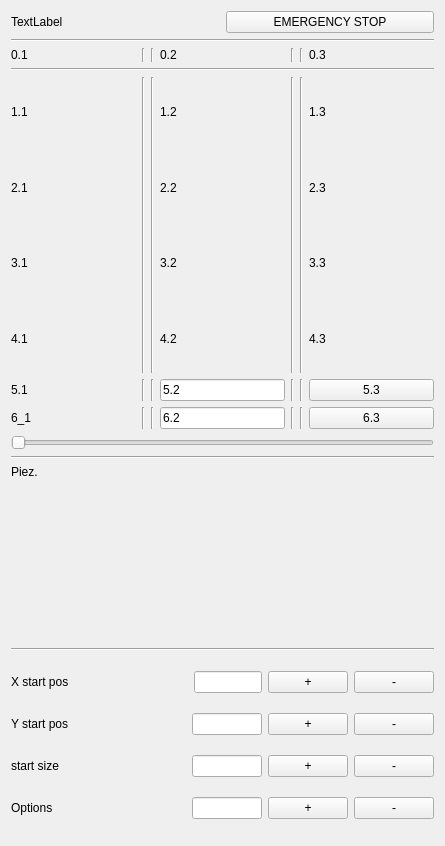
Qt form widgetservice.ui (kasarkonic/Sauka1) before a commit.
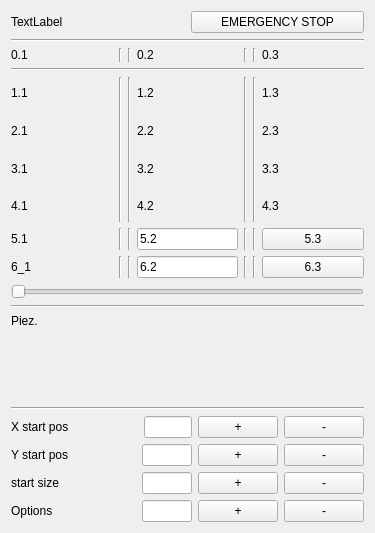
The same form after that commit.

Patch:
```diff
--- a/widgetservice.ui
+++ b/widgetservice.ui
@@ -6,8 +6,8 @@
    <rect>
     <x>0</x>
     <y>0</y>
-    <width>445</width>
-    <height>846</height>
+    <width>375</width>
+    <height>533</height>
    </rect>
   </property>
   <property name="windowTitle">
```
